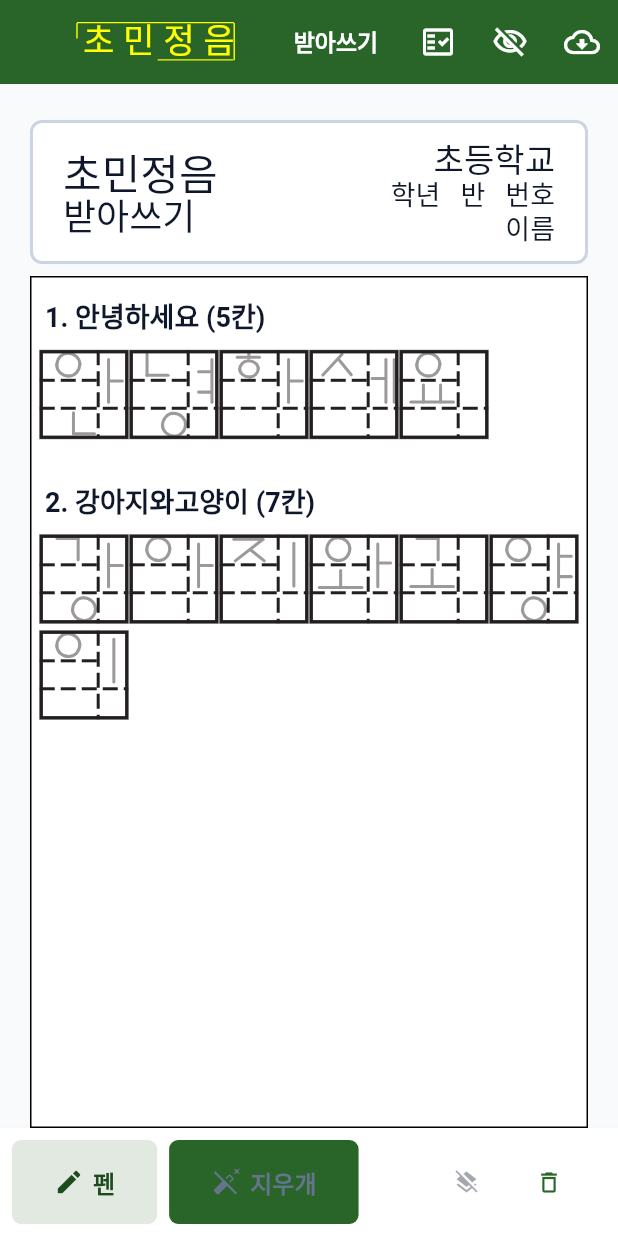
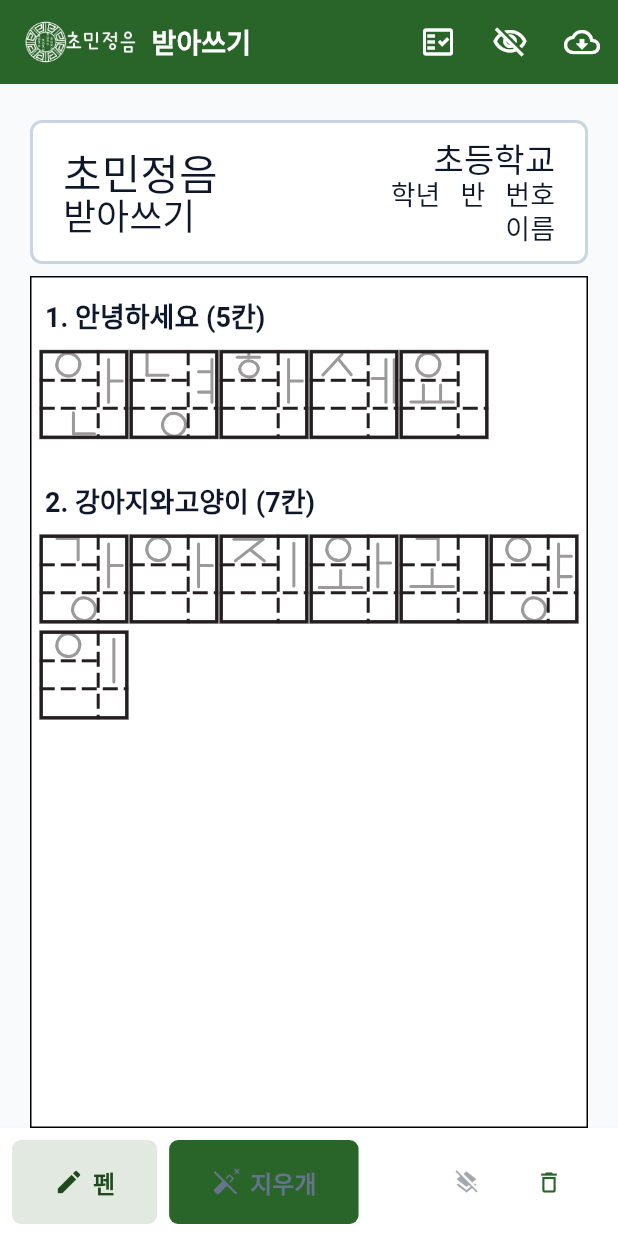
Before and after one commit to LucestDail/chominjungum, a Flutter app: the DictationPracticeScreen screen opened by its route, on a phone screen of 412 x 824 dp. Run offline on Flutter 3.47's test engine with Material 3 defaults, Android fonts, the phone set to English and light mode, and no system bars; our stand-ins replace flutter_riverpod, flutter_secure_storage, flutter_svg, go_router, hive_flutter, qr_flutter and 2 more; missing offline and left inert: cryptography, mobile_scanner, network_info_plus; accounts and stored records are empty; Roboto replaces fonts that are missing (KCCDodamdodamR).

Commit message:
🔴상단 로고가 jammin 원본이 아니라 손으로 그린 재현물이었다
`assets/images/navbar-logo.svg` 는 원본이 아니라 **SVG 편집기로 그린 것**이었다:

    font-family="Noto Sans JP"    ← 한글을 일본어 폰트로
    style="cursor: move;"         ← 편집기 잔재가 그대로 남음
    <text>초 민 정 음</text>       ← 원본 이미지 대신 글자를 직접 그림
    <line stroke="#ffff00">       ← 테두리도 선으로 흉내

실제로 원본과 **전혀 다르게 보였다** — 원본은 원형 문양(창호 무늬)이 있는 로고인데
재현물은 노란 테두리 박스에 글자를 넣은 모양이었다. 게다가 `<text>` 로 그려서
기기에 그 폰트가 없으면 렌더가 제각각이 된다.

jammin 은 **로직과 자산의 참조 원본**이므로 임의 재현이 아니라 원본을 복사해 쓰는 것이
맞다(`chominjungum-web` 이 자모 SVG 83개를 그렇게 쓰고 있다).

⇒ `jammin/src/main/resources/static/img/navbar-logo.png` 를 **바이트 그대로** 복사했다
(sha256 `3a1deff1…` 대조 확인, 1360×544). 손그림 SVG 는 제거.
출처와 재복사 조건을 위젯 주석에 남겼다.

시뮬레이터에서 원본 문양이 그대로 나오는 것을 확인했다.

검증: 124 GREEN · analyze 0

Co-Authored-By: Claude Opus 5 <noreply@anthropic.com>

```diff
--- a/apps/chominjungum/lib/widgets/jammin/jammin_brand_title.dart
+++ b/apps/chominjungum/lib/widgets/jammin/jammin_brand_title.dart
@@ -1,9 +1,20 @@
 import 'package:flutter/material.dart';
-import 'package:flutter_svg/flutter_svg.dart';
 
 import '../../theme/jammin_typography.dart';
 
 /// AppBar용 초민정음 로고 + 제목.
+///
+/// ## 로고는 jammin 원본 PNG 를 **바이트 그대로** 쓴다
+///
+/// 2026-09-09 이전에는 `navbar-logo.svg` 를 썼는데, 그것은 원본이 아니라
+/// **SVG 편집기로 손수 그린 재현물**이었다 — `font-family="Noto Sans JP"`(한글을
+/// 일본어 폰트로), `style="cursor: move;"` 같은 편집기 잔재가 남아 있었고, 글자를
+/// `<text>` 로 직접 그려서 기기에 그 폰트가 없으면 렌더가 제각각이 된다.
+///
+/// jammin 은 **로직과 자산의 참조 원본**이므로 임의 재현이 아니라 원본을 복사해
+/// 쓰는 것이 맞다(`chominjungum-web` 이 자모 SVG 83개를 그렇게 쓰고 있다).
+/// 출처 = `jammin/src/main/resources/static/img/navbar-logo.png`
+/// (sha256 `3a1deff1…`, 1360×544). 원본이 바뀌면 이 파일도 다시 복사할 것.
 class JamminBrandTitle extends StatelessWidget {
   const JamminBrandTitle({super.key, required this.subtitle});
 
@@ -11,7 +22,7 @@ class JamminBrandTitle extends StatelessWidget {
 
   @override
   Widget build(BuildContext context) {
-    // 로고는 고정 크기 SVG 라서, 뒤로가기 + 액션 아이콘이 함께 놓이는 화면에서는
+    // 로고는 고정 크기라서, 뒤로가기 + 액션 아이콘이 함께 놓이는 화면에서는
     // 제목 슬롯이 좁아져 오른쪽으로 넘쳤다(받아쓰기 화면 실측). 넘칠 때 통째로
     // 줄어들게 감싼다 — 로고 비율이 유지되고 글자도 함께 작아진다.
     return FittedBox(
@@ -20,10 +31,13 @@ class JamminBrandTitle extends StatelessWidget {
       child: Row(
         mainAxisSize: MainAxisSize.min,
         children: [
-          SvgPicture.asset(
-            'assets/images/navbar-logo.svg',
-            height: 36,
+          Image.asset(
+            'assets/images/navbar-logo.png',
+            height: 30,
             fit: BoxFit.contain,
+            // 원본은 흰 글자 투명 배경이다. 초록 앱바 위에 그대로 얹힌다.
+            filterQuality: FilterQuality.medium,
+            semanticLabel: '초민정음',
           ),
           const SizedBox(width: 10),
           Text(
```
Also changed, not shown: apps/chominjungum/assets/images/navbar-logo.png (added), apps/chominjungum/assets/images/navbar-logo.svg (deleted).
